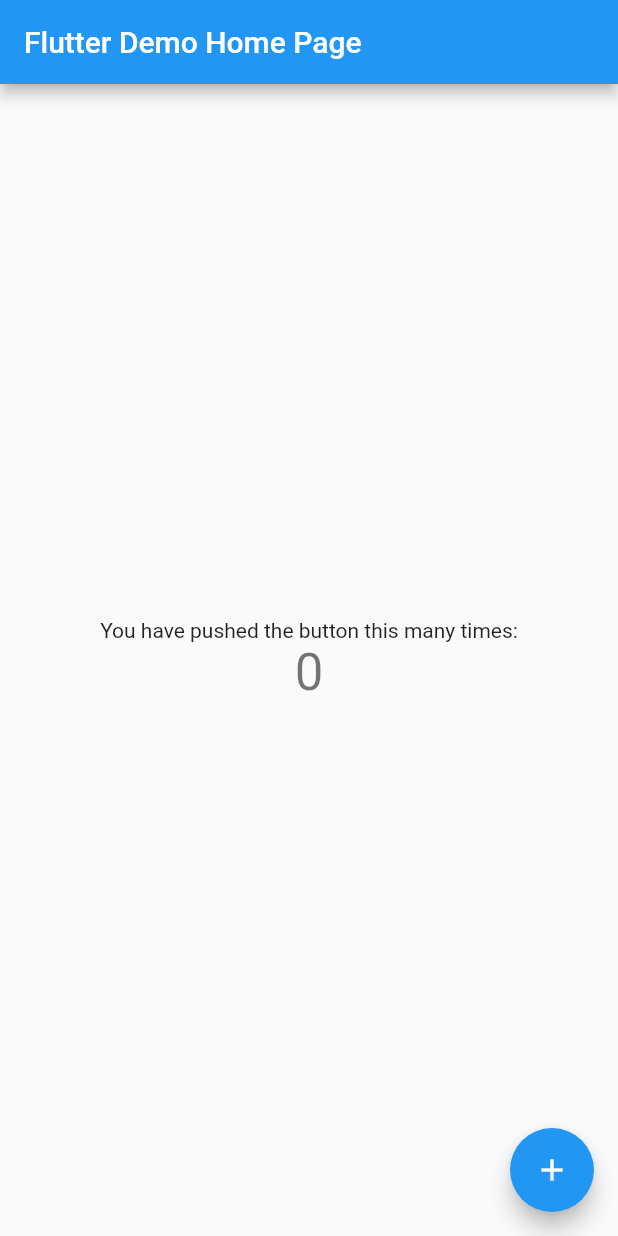
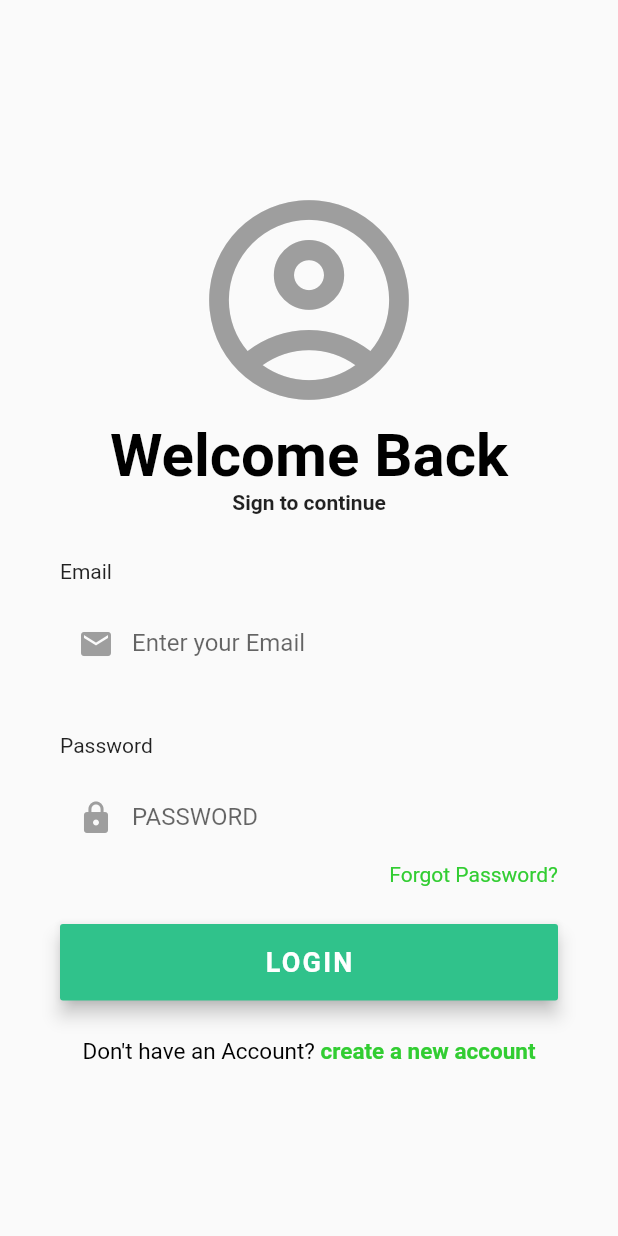
Before and after one commit to zictcian/MovileJAZA, a Flutter app: the screen it shows after launch, on a phone screen of 412 x 824 dp. Run offline on Flutter 3.47's test engine with Material 2 defaults, Android fonts, the light colour scheme and no system bars; Roboto replaces fonts that are missing (OpenSans).

Commit message:
Vista terminada

```diff
--- a/lib/main.dart
+++ b/lib/main.dart
@@ -1,113 +1,14 @@
 import 'package:flutter/material.dart';
-
+import 'package:flutter_application_1/pages/login.dart';
 void main() {
   runApp(MyApp());
 }
 
 class MyApp extends StatelessWidget {
-  // This widget is the root of your application.
   @override
   Widget build(BuildContext context) {
     return MaterialApp(
-      title: 'Flutter Demo',
-      theme: ThemeData(
-        // This is the theme of your application.
-        //
-        // Try running your application with "flutter run". You'll see the
-        // application has a blue toolbar. Then, without quitting the app, try
-        // changing the primarySwatch below to Colors.green and then invoke
-        // "hot reload" (press "r" in the console where you ran "flutter run",
-        // or simply save your changes to "hot reload" in a Flutter IDE).
-        // Notice that the counter didn't reset back to zero; the application
-        // is not restarted.
-        primarySwatch: Colors.blue,
-      ),
-      home: MyHomePage(title: 'Flutter Demo Home Page'),
+      home: Center(child: Login()),
     );
   }
 }
-
-class MyHomePage extends StatefulWidget {
-  MyHomePage({Key key, this.title}) : super(key: key);
-
-  // This widget is the home page of your application. It is stateful, meaning
-  // that it has a State object (defined below) that contains fields that affect
-  // how it looks.
-
-  // This class is the configuration for the state. It holds the values (in this
-  // case the title) provided by the parent (in this case the App widget) and
-  // used by the build method of the State. Fields in a Widget subclass are
-  // always marked "final".
-
-  final String title;
-
-  @override
-  _MyHomePageState createState() => _MyHomePageState();
-}
-
-class _MyHomePageState extends State<MyHomePage> {
-  int _counter = 0;
-
-  void _incrementCounter() {
-    setState(() {
-      // This call to setState tells the Flutter framework that something has
-      // changed in this State, which causes it to rerun the build method below
-      // so that the display can reflect the updated values. If we changed
-      // _counter without calling setState(), then the build method would not be
-      // called again, and so nothing would appear to happen.
-      _counter++;
-    });
-  }
-
-  @override
-  Widget build(BuildContext context) {
-    // This method is rerun every time setState is called, for instance as done
-    // by the _incrementCounter method above.
-    //
-    // The Flutter framework has been optimized to make rerunning build methods
-    // fast, so that you can just rebuild anything that needs updating rather
-    // than having to individually change instances of widgets.
-    return Scaffold(
-      appBar: AppBar(
-        // Here we take the value from the MyHomePage object that was created by
-        // the App.build method, and use it to set our appbar title.
-        title: Text(widget.title),
-      ),
-      body: Center(
-        // Center is a layout widget. It takes a single child and positions it
-        // in the middle of the parent.
-        child: Column(
-          // Column is also a layout widget. It takes a list of children and
-          // arranges them vertically. By default, it sizes itself to fit its
-          // children horizontally, and tries to be as tall as its parent.
-          //
-          // Invoke "debug painting" (press "p" in the console, choose the
-          // "Toggle Debug Paint" action from the Flutter Inspector in Android
-          // Studio, or the "Toggle Debug Paint" command in Visual Studio Code)
-          // to see the wireframe for each widget.
-          //
-          // Column has various properties to control how it sizes itself and
-          // how it positions its children. Here we use mainAxisAlignment to
-          // center the children vertically; the main axis here is the vertical
-          // axis because Columns are vertical (the cross axis would be
-          // horizontal).
-          mainAxisAlignment: MainAxisAlignment.center,
-          children: <Widget>[
-            Text(
-              'You have pushed the button this many times:',
-            ),
-            Text(
-              '$_counter',
-              style: Theme.of(context).textTheme.headline4,
-            ),
-          ],
-        ),
-      ),
-      floatingActionButton: FloatingActionButton(
-        onPressed: _incrementCounter,
-        tooltip: 'Increment',
-        child: Icon(Icons.add),
-      ), // This trailing comma makes auto-formatting nicer for build methods.
-    );
-  }
-}
--- /dev/null
+++ b/lib/pages/login.dart
@@ -0,0 +1,199 @@
+
+
+import 'package:flutter/material.dart';
+import 'package:flutter/services.dart';
+
+class Login extends StatelessWidget {
+  @override
+  Widget build(BuildContext context) {
+    return Scaffold(
+      body: AnnotatedRegion<SystemUiOverlayStyle>(
+        value: SystemUiOverlayStyle.light,
+        child: GestureDetector(
+          onTap: () => FocusScope.of(context).unfocus(),
+          child: Stack(
+            children: <Widget>[
+              Container(
+                height: double.infinity,
+                child: SingleChildScrollView(
+                  physics: AlwaysScrollableScrollPhysics(),
+                  padding: EdgeInsets.symmetric(
+                    horizontal: 40.0,
+                    vertical: 120.0,
+                  ),
+                  child: Column(
+                    mainAxisAlignment: MainAxisAlignment.center,
+                    children: <Widget>[
+                      Icon(
+                        Icons.account_circle_outlined,
+                        size: 160.0,
+                        color: Colors.grey,
+                        ),
+                      Text(
+                        'Welcome Back',
+                        style: TextStyle(
+                          color: Colors.black,
+                          fontFamily: 'OpenSans',
+                          fontSize: 40.0,
+                          fontWeight: FontWeight.bold,
+                        ),
+                      ),
+                      GestureDetector(
+                        child: Text(
+                          "Sign to continue",
+                          style:
+                            TextStyle(
+                              fontFamily: 'OpenSans',
+                              fontWeight: FontWeight.bold,
+                            ),
+                        )
+                      ),
+
+                      SizedBox(height: 30.0),
+                      _email(),
+                      SizedBox(
+                        height: 30.0,
+                      ),
+                      _password(),
+                      Align(
+                        alignment: Alignment.centerRight,
+                        child: Container(
+                          child: Text(
+                            "Forgot Password?",
+                            style: TextStyle(
+                              color: Color.fromRGBO(50, 205, 50, 1.0),
+                            ),
+                          ),
+                        ),
+                      ),
+                      _loginButton(),
+                      _signUpButton()
+                    ],
+                  ),
+                ),
+              )
+            ],
+          ),
+        ),
+      ),
+    );
+  }
+
+  //Email
+  Widget _email() {
+    return Column(
+      crossAxisAlignment: CrossAxisAlignment.start,
+      children: <Widget>[
+        Text(
+          'Email',
+        ),
+        SizedBox(height: 10.0),
+        Container(
+          alignment: Alignment.centerLeft,
+          height: 60.0,
+          child: TextField(
+            keyboardType: TextInputType.emailAddress,
+            style: TextStyle(
+              color: Colors.black,
+              fontFamily: 'OpenSans',
+            ),
+            decoration: InputDecoration(
+              border: InputBorder.none,
+              contentPadding: EdgeInsets.only(top: 14.0),
+              prefixIcon: Icon(
+                Icons.email,
+                color: Colors.grey,
+              ),
+              hintText: 'Enter your Email',
+            ),
+          ),
+        ),
+      ],
+    );
+  }
+
+  Widget _password() {
+    return Column(
+      crossAxisAlignment: CrossAxisAlignment.start,
+      children: <Widget>[
+        Text(
+          'Password',
+        ),
+        SizedBox(height: 10.0),
+        Container(
+          alignment: Alignment.centerLeft,
+          height: 60.0,
+          child: TextField(
+            obscureText: true,
+            style: TextStyle(
+              color: Colors.black,
+              fontFamily: 'OpenSans',
+            ),
+            decoration: InputDecoration(
+              border: InputBorder.none,
+              contentPadding: EdgeInsets.only(top: 14.0),
+              prefixIcon: Icon(
+                Icons.lock,
+                color: Colors.grey,
+              ),
+              hintText: 'PASSWORD',
+            ),
+          ),
+        ),
+      ],
+    );
+  }
+
+
+   Widget _loginButton() {
+    return Container(
+      padding: EdgeInsets.symmetric(vertical: 25.0),
+      width: double.infinity,
+      child: RaisedButton(
+        elevation: 5.0,
+        onPressed: () => print('Aqui entra a la app'),
+        padding: EdgeInsets.all(15.0),
+        color: Color.fromRGBO(48, 194, 139, 1.0),
+        child: Text(
+          'LOGIN',
+          style: TextStyle(
+            color: Colors.white ,
+            letterSpacing: 1.5,
+            fontSize: 18.0,
+            fontWeight: FontWeight.bold,
+            fontFamily: 'OpenSans',
+          ),
+        ),
+      ),
+    );
+  }
+
+    Widget _signUpButton() {
+    return GestureDetector(
+      onTap: () => print('Aqui va el metodo de andy'),
+      child: RichText(
+        text: TextSpan(
+          children: [
+            TextSpan(
+              text: 'Don\'t have an Account? ',
+              style: TextStyle(
+                color: Colors.black,
+                fontSize: 15.0,
+                fontWeight: FontWeight.w400,
+              ),
+            ),
+            TextSpan(
+              text: 'create a new account',
+              style: TextStyle(
+                color: Color.fromRGBO(50, 205, 50, 1.0),
+                fontSize: 15.0,
+                fontWeight: FontWeight.bold,
+              ),
+            ),
+          ],
+        ),
+      ),
+    );
+  }
+
+}
```
Also changed, not shown: pubspec.lock, 1 other file.
